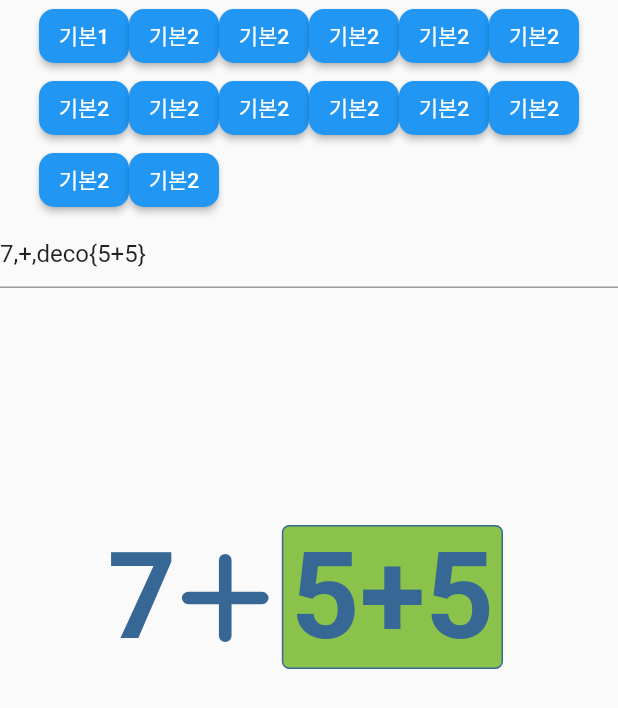
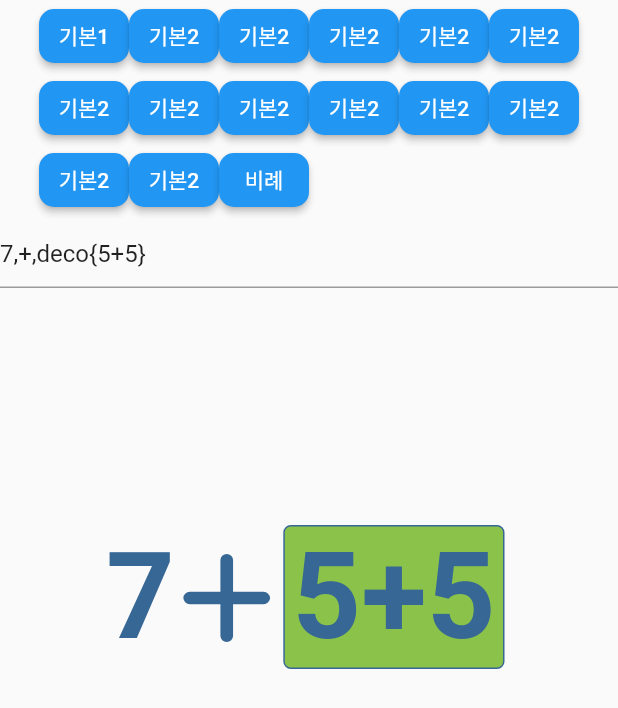
Before and after one commit to dalrise/laudyou_quiz, a Flutter app: the screen it shows after launch, on a phone screen of 412 x 824 dp. Shown: the top 708 px of the screen. Run offline on Flutter 3.47's test engine with Material 2 defaults, Android fonts, the phone set to English and light mode, and no system bars; our stand-ins replace plugin_platform_interface; missing offline and left inert: dart:html.

Commit message:
fix: 파일 이동 및 사이즈 조절

```diff
--- a/example/lib/main.dart
+++ b/example/lib/main.dart
@@ -57,6 +57,7 @@ class _MyAppState extends State<MyApp> {
         '기본2',
         "14 의 약수\\spacer,downarrow,spacer\\\\bottomline,bottomline,bottomline,bottomline",
         null),
+    Expression('비례', "7.875,:,12.375", null),
   ];
 
   String _currentText = "";
--- a/lib/laudyou_quiz.dart
+++ b/lib/laudyou_quiz.dart
@@ -1,6 +1,6 @@
 import 'package:flutter/cupertino.dart';
 
-export 'src/quiz_math_basic.dart';
+export 'src/math/quiz_math_basic.dart';
 
 // class LaudyouQuiz extends StatelessWidget {
 //   const LaudyouQuiz({Key? key}) : super(key: key);
--- /dev/null
+++ b/lib/src/dimensions.dart
@@ -0,0 +1,45 @@
+import 'package:flutter/cupertino.dart';
+
+class Dimensions {
+  // static Dimensions? _instance;
+  //
+  // factory Dimensions.newInstance(BuildContext context) {
+  //   _instance ??= Dimensions._internal(context);
+  //
+  //   return _instance!;
+  // }
+  // Dimensions._internal(this._context);
+
+  final BuildContext _context;
+
+  late double screenWidth;
+
+  late double font14;
+  late double font16;
+  late double font18;
+  late double font20;
+  late double font24;
+  late double font27;
+  late double font30;
+  late double font50;
+  late double font90;
+
+  Dimensions(this._context) {
+    screenWidth = MediaQuery.of(_context).size.width;
+
+    font14 = screenWidth / 28.57;
+    font16 = screenWidth / 25.0;
+    font18 = screenWidth / 22.22;
+    font20 = screenWidth / 20.0;
+    font24 = screenWidth / 16.66;
+    font27 = screenWidth / 14.81;
+    font30 = screenWidth / 13.33;
+    font50 = screenWidth / 8.0;
+    font90 = screenWidth / 4.44;
+  }
+
+  // get screenWidth {
+  //   return _screenWidth;
+  // }
+
+}
--- a/lib/src/digit_text.dart
+++ b/lib/src/math/components/digit_text.dart
@@ -1,7 +1,5 @@
 import 'package:flutter/cupertino.dart';
 import 'package:flutter/material.dart';
-
-import 'math/display_oper.dart';
 
 class DigitText extends StatelessWidget {
   final String text;
--- a/lib/src/math/display_oper.dart
+++ b/lib/src/math/components/display_oper.dart
@@ -27,6 +27,7 @@ class DisplayOperText extends StatelessWidget {
       icon = CupertinoIcons.plus;
     } else if (text == "-") {
       icon = CupertinoIcons.minus;
+      fontSize = fontSize - 7;
     } else if (text == "*") {
       icon = CupertinoIcons.multiply;
     } else if (text == "=") {
@@ -43,6 +44,9 @@ class DisplayOperText extends StatelessWidget {
       icon = CupertinoIcons.circle_fill;
       fontSize = 8;
       repeat = 3;
+      dotPadding = 3;
+    } else if (text == ":") {
+      icon = CupertinoIcons.ellipsis_vertical;
       dotPadding = 3;
     }
 
--- a/lib/src/quiz_math_basic.dart
+++ b/lib/src/math/quiz_math_basic.dart
@@ -2,8 +2,9 @@ import 'package:flutter/cupertino.dart';
 import 'package:flutter/material.dart';
 import 'package:laudyou_quiz/laudyou_quiz.dart';
 
-import 'digit_text.dart';
-import 'math/display_oper.dart';
+import '../dimensions.dart';
+import 'components/digit_text.dart';
+import './components/display_oper.dart';
 import 'dart:math';
 
 class QuizMathBasic extends StatelessWidget {
@@ -21,7 +22,10 @@ class QuizMathBasic extends StatelessWidget {
   Widget build(BuildContext context) {
     final arr = expression.split('\\');
 
-    double fontSize = _fontSize(arr);
+    //print();
+    print(Dimensions(context).font20);
+
+    double fontSize = _fontSize(arr, context);
     print('fontSize:${fontSize}');
 
     return Container(
@@ -158,7 +162,7 @@ class QuizMathBasic extends StatelessWidget {
     } else if (text.startsWith("bottomline")) {
       RegExp regexp = RegExp(r'{(.*?)}');
       String? str = regexp.firstMatch(text)?[1];
-      double number = fontSize + 2;
+      double number = fontSize;
       return Container(
         width: number,
         height: number,
@@ -178,17 +182,20 @@ class QuizMathBasic extends StatelessWidget {
 
     return Row(
       children: List.generate(text.length, (index) {
-        return DigitText(text[index], fontSize: fontSize);
+        return Padding(
+          padding: const EdgeInsets.only(right: 2.0),
+          child: DigitText(text[index], fontSize: fontSize),
+        );
       }),
     );
 
     //return DigitText(text, fontSize: fontSize);
   }
 
-  double _fontSize(List<String> list) {
+  double _fontSize(List<String> list, BuildContext context) {
     final itemSizeList = list.map((str) {
       final arr = str.split(',');
-      int itemSize = 0;
+      double itemSize = 0.0;
 
       itemSize = arr.map(
         (s) {
@@ -200,7 +207,7 @@ class QuizMathBasic extends StatelessWidget {
 
             // 1 값을 더해서 폰트 사이즈를 더 적게 처리
             if (list.length == 1) {
-              return list[0].length;
+              return list[0].length * 1.0;
             }
             //return 0.0;
             // print(list[0] +
@@ -208,46 +215,72 @@ class QuizMathBasic extends StatelessWidget {
             //     list[1] +
             //     "=" +
             //     max(list[0].length + 1, list[1].length).toString());
-            return max(list[0].length, list[1].length);
+            //print(list);
+            return max(list[0].length * 1.0, list[1].length * 1.0) + 0.5;
+            //return max(list[0].length * 1.0, list[1].length * 1.0);
+          } else if (s == " ") {
+            return 0.5;
           } else if (s == "circle" || s.startsWith("square")) {
-            return 2;
+            return 1.5;
           } else if (s == "rightarrow" ||
               s == "downarrow" ||
               s == "bottomline" ||
               s.startsWith("blank") ||
               s.startsWith("spacer")) {
-            return 1;
+            return 1.0;
+          } else if (s == "+" || s == "-" || s == "*" || s == "=" || s == ":") {
+            return 1.2;
           }
 
           s = s.replaceAll(RegExp(r'[{|}|(|)]'), "");
 
-          return s.length;
+          return s.length * 1.0;
         },
       ).reduce((value, element) => value + element);
 
       return itemSize;
     }).toList();
 
-    int itemSizeMax = itemSizeList.reduce(max);
+    double itemSizeMax = itemSizeList.reduce(max);
 
-    double fontSize = 20;
-    print('itemSizeMax:$itemSizeMax');
-    if (itemSizeMax == 4) {
-      fontSize = 90;
-    } else if (itemSizeMax == 5) {
+    // final aa = [4, 5, 6, 7, 8, 9, 10, 11, 12, 13, 14, 15, 16, 17].map((e) {
+    //   return 100 - (e * 4.5) + 20;
+    // }).toList();
+    // print(aa);
+
+    //double fontSize = 100 - (itemSizeMax * 7.5) + 20;
+    //print('itemSizeMax:$itemSizeMax');
+    // 아직 규칙을 잡을 수 없어서 하나씩 확인
+    double fontSize = 25;
+
+    if (itemSizeMax >= 19) {
+      fontSize = 25;
+    } else if (itemSizeMax >= 17) {
+      fontSize = 26;
+    } else if (itemSizeMax >= 16) {
+      fontSize = 28;
+    } else if (itemSizeMax >= 15) {
+      fontSize = 32;
+    } else if (itemSizeMax >= 14) {
+      fontSize = 27;
+    } else if (itemSizeMax >= 13) {
+      fontSize = 30;
+    } else if (itemSizeMax >= 12) {
+      fontSize = 45;
+    } else if (itemSizeMax >= 11) {
+      fontSize = 48;
+    } else if (itemSizeMax >= 10) {
+      fontSize = 50;
+    } else if (itemSizeMax >= 9) {
+      fontSize = 50;
+    } else if (itemSizeMax >= 8) {
+      fontSize = 60;
+    } else if (itemSizeMax >= 7) {
+      fontSize = 70;
+    } else if (itemSizeMax >= 5) {
       fontSize = 80;
-    } else if (itemSizeMax == 7) {
-      fontSize = 60;
-    } else if (itemSizeMax == 8) {
-      fontSize = 55;
-    } else if (itemSizeMax == 9) {
-      fontSize = 45;
-    } else if (itemSizeMax == 14) {
-      fontSize = 27;
-    } else if (itemSizeMax == 15) {
-      fontSize = 25;
-    } else if (itemSizeMax > 15) {
-      fontSize = 23;
+    } else if (itemSizeMax >= 4) {
+      fontSize = 110;
     }
 
     print('itemSizeMax:${itemSizeMax}, fontSize:$fontSize');
@@ -283,6 +316,7 @@ class QuizMathBasic extends StatelessWidget {
     return text == "+" ||
         text == "-" ||
         text == "=" ||
+        text == ":" ||
         text == "*" ||
         text == "div" ||
         text == "..." ||
```
